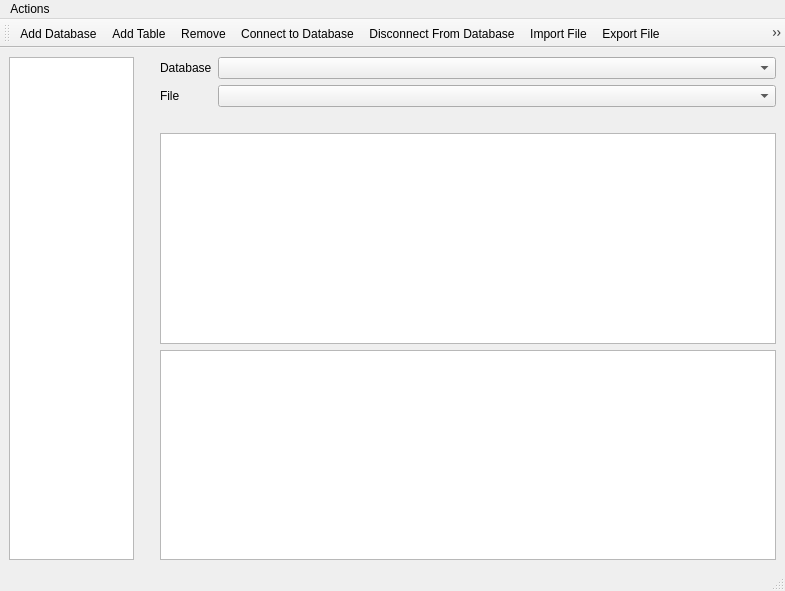
zbarge/zeex, file zeex/core/ui/sql/main.ui: the form before one commit.
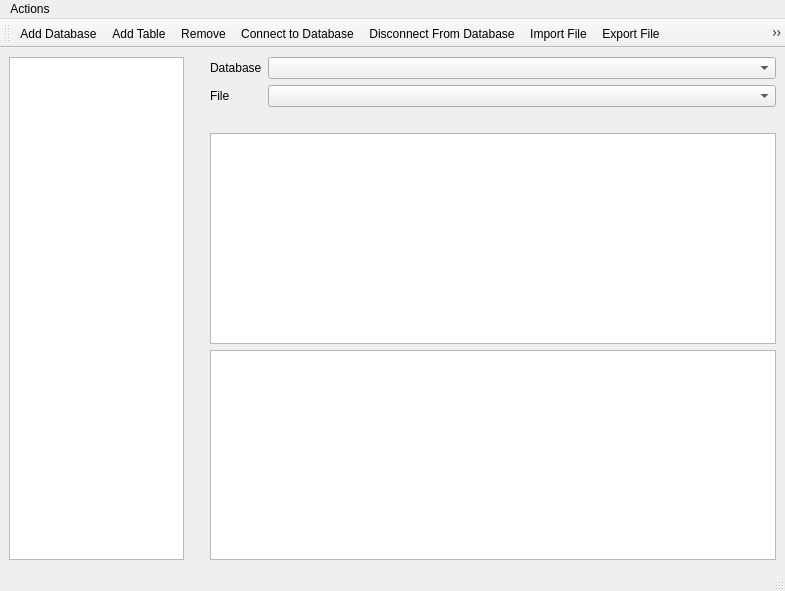
The form after the commit. Icons and pictures are not drawn.

Patch:
```diff
--- a/zeex/core/ui/sql/main.ui
+++ b/zeex/core/ui/sql/main.ui
@@ -33,7 +33,7 @@
         </property>
         <property name="maximumSize">
          <size>
-          <width>125</width>
+          <width>175</width>
           <height>16777215</height>
          </size>
         </property>
```
